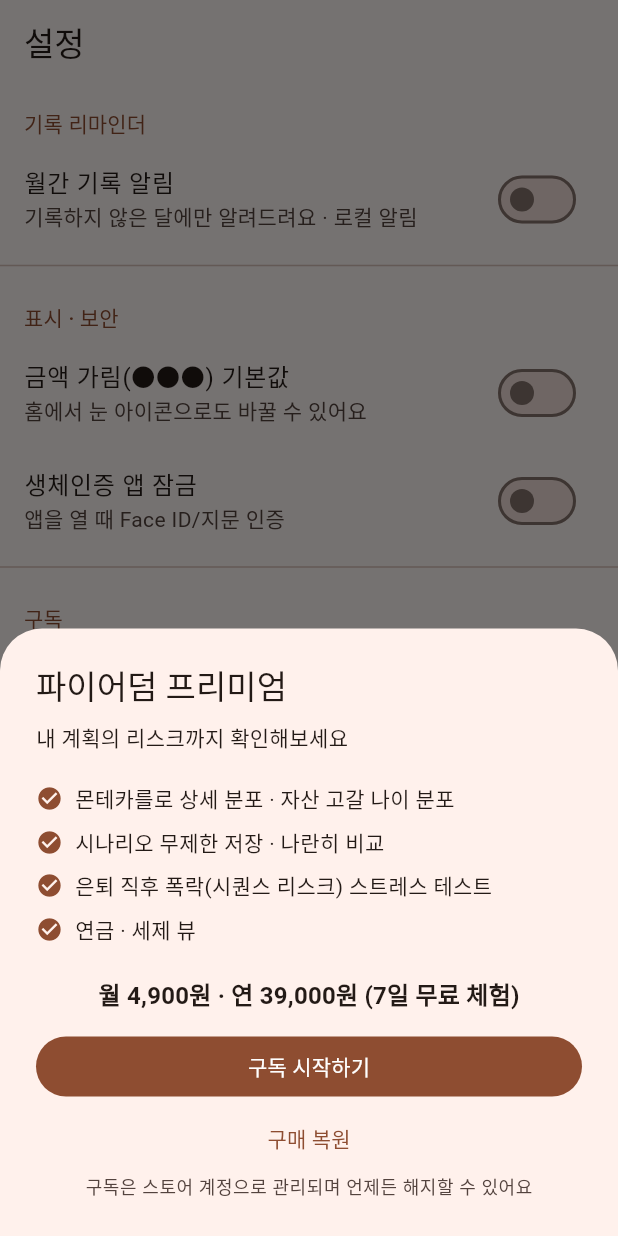
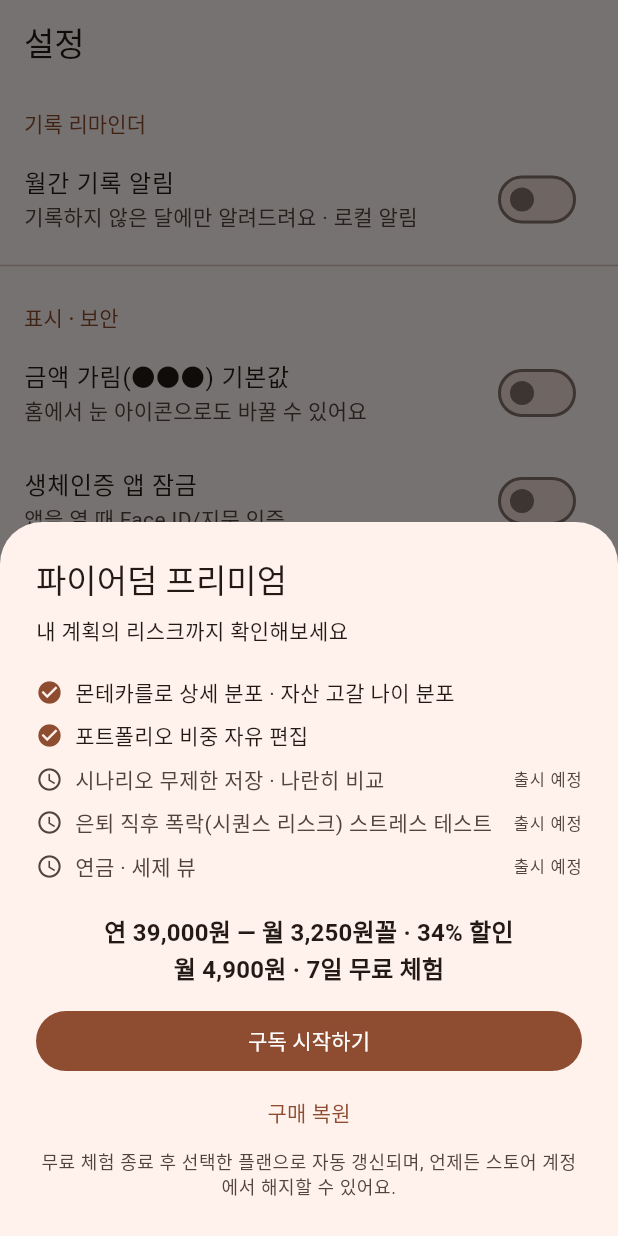
Before and after one commit to Pink-Spider/firedom, a Flutter app: the SettingsScreen screen opened by its route, after a tap on "파이어덤 프리미엄", on a phone screen of 412 x 824 dp. Run offline on Flutter 3.47's test engine with Material 3 defaults, Android fonts, the phone set to English and light mode, and no system bars; our stand-ins replace drift, drift_flutter, fl_chart, flutter_local_notifications, flutter_riverpod, go_router and 4 more; missing offline and left inert: cryptography, file_selector, home_widget; accounts and stored records are empty; generated files the repository leaves out were written again.

Commit message:
feat: 다크 모드·구독 관리(S10-2) + 유료 경계 정합 수정
구현:
- 화면 테마(시스템/라이트/다크) — buildDarkTheme + themeModeProvider, 설정 드롭다운, 즉시 반영·영속
- S10-2 구독 관리 화면 — 구독자 분기(스토어 딥링크·복원·해지 안내), url_launcher 추가

유료 경계 검증 반영(ultracode 리뷰):
- 페이월: 제공 기능만 체크, 미출시는 '출시 예정' 배지 (오인 구매 방지) + 가격 연간 우선·자동 갱신 고지
- 연금·세제 뷰: 프리미엄 dead-end 제거 (페이월 대신 준비 중 안내)
- 포트폴리오 무료 문구 모순 해소, 개인정보 처리방침에 스토어 결제 예외 명시(재무 데이터 미전송 보장 유지)
- PRD: 경계표 구현/예정 마커, 로드맵 v0.9/v1.0/v1.1 정합, 결제 서술 사실 수정(외부 PG 허용), 처리방침 정의·자동 갱신 수용 기준 추가

Co-Authored-By: Claude Opus 4.8 (1M context) <noreply@anthropic.com>

```diff
--- a/lib/app/app.dart
+++ b/lib/app/app.dart
@@ -12,9 +12,13 @@ class FiredomApp extends ConsumerWidget {
   @override
   Widget build(BuildContext context, WidgetRef ref) {
     final locked = ref.watch(appLockedProvider);
+    final themeMode =
+        ref.watch(themeModeProvider).value ?? ThemeMode.system;
     return MaterialApp.router(
       title: '파이어덤',
       theme: buildTheme(),
+      darkTheme: buildDarkTheme(),
+      themeMode: themeMode,
       routerConfig: ref.watch(routerProvider),
       locale: const Locale('ko'),
       supportedLocales: const [Locale('ko'), Locale('en')],
--- a/lib/app/theme.dart
+++ b/lib/app/theme.dart
@@ -1,7 +1,26 @@
 import 'package:flutter/material.dart';
+import 'package:flutter_riverpod/flutter_riverpod.dart';
+
+import '../data/db/providers.dart';
+import '../data/repositories/settings_store.dart';
+
+const _seedColor = Color(0xFFE8590C);
 
 ThemeData buildTheme() {
-  final scheme = ColorScheme.fromSeed(seedColor: const Color(0xFFE8590C));
+  final scheme = ColorScheme.fromSeed(seedColor: _seedColor);
+  return _themeFrom(scheme);
+}
+
+/// S10 다크 테마 — 라이트와 같은 시드의 M3 다크 스킴 (Figma 다크 토큰 기준)
+ThemeData buildDarkTheme() {
+  final scheme = ColorScheme.fromSeed(
+    seedColor: _seedColor,
+    brightness: Brightness.dark,
+  );
+  return _themeFrom(scheme);
+}
+
+ThemeData _themeFrom(ColorScheme scheme) {
   return ThemeData(
     colorScheme: scheme,
     scaffoldBackgroundColor: scheme.surface,
@@ -12,3 +31,24 @@ ThemeData buildTheme() {
     ),
   );
 }
+
+/// 설정 문자열('system'|'light'|'dark') ↔ [ThemeMode]
+ThemeMode themeModeFromName(String? name) => switch (name) {
+      'light' => ThemeMode.light,
+      'dark' => ThemeMode.dark,
+      _ => ThemeMode.system,
+    };
+
+String themeModeName(ThemeMode mode) => switch (mode) {
+      ThemeMode.light => 'light',
+      ThemeMode.dark => 'dark',
+      ThemeMode.system => 'system',
+    };
+
+/// 화면 테마 설정 (S10) — 기본값은 시스템 추종
+final themeModeProvider = StreamProvider<ThemeMode>(
+  (ref) => ref
+      .watch(settingsStoreProvider)
+      .watch<String>(SettingKeys.themeMode)
+      .map(themeModeFromName),
+);
--- a/lib/data/repositories/settings_store.dart
+++ b/lib/data/repositories/settings_store.dart
@@ -57,4 +57,7 @@ abstract final class SettingKeys {
 
   /// bool — 프리미엄 entitlement 캐시 (B1: 구독 entitlement 캐시)
   static const premiumEntitlement = 'entitlement.premium';
+
+  /// String — 화면 테마 ('system' | 'light' | 'dark', S10)
+  static const themeMode = 'theme_mode';
 }
--- a/lib/features/paywall/paywall_sheet.dart
+++ b/lib/features/paywall/paywall_sheet.dart
@@ -45,14 +45,20 @@ class PaywallSheet extends ConsumerWidget {
               style: theme.textTheme.bodyMedium,
             ),
             const SizedBox(height: 16),
+            // 지금 제공되는 프리미엄 기능만 체크로 명시 (오인 구매 방지)
             const _FeatureRow('몬테카를로 상세 분포 · 자산 고갈 나이 분포'),
-            const _FeatureRow('시나리오 무제한 저장 · 나란히 비교'),
-            const _FeatureRow('은퇴 직후 폭락(시퀀스 리스크) 스트레스 테스트'),
-            const _FeatureRow('연금 · 세제 뷰'),
+            const _FeatureRow('포트폴리오 비중 자유 편집'),
+            // 아직 미출시 — '출시 예정' 배지로 구분 (스토어 심사·오인 방지)
+            const _FeatureRow('시나리오 무제한 저장 · 나란히 비교', comingSoon: true),
+            const _FeatureRow('은퇴 직후 폭락(시퀀스 리스크) 스트레스 테스트',
+                comingSoon: true),
+            const _FeatureRow('연금 · 세제 뷰', comingSoon: true),
             const SizedBox(height: 16),
+            // 연간 우선 노출 (월 1회 앱 특성상 연간이 리텐션에 유리 — PRD S9)
             Center(
               child: Text(
-                '월 4,900원 · 연 39,000원 (7일 무료 체험)',
+                '연 39,000원 — 월 3,250원꼴 · 34% 할인\n월 4,900원 · 7일 무료 체험',
+                textAlign: TextAlign.center,
                 style: theme.textTheme.titleMedium!
                     .copyWith(fontWeight: FontWeight.w600),
               ),
@@ -73,7 +79,9 @@ class PaywallSheet extends ConsumerWidget {
             ),
             Center(
               child: Text(
-                '구독은 스토어 계정으로 관리되며 언제든 해지할 수 있어요',
+                '무료 체험 종료 후 선택한 플랜으로 자동 갱신되며, 언제든 '
+                '스토어 계정에서 해지할 수 있어요.',
+                textAlign: TextAlign.center,
                 style: theme.textTheme.bodySmall!.copyWith(
                   color: theme.colorScheme.onSurfaceVariant,
                 ),
@@ -111,18 +119,38 @@ class PaywallSheet extends ConsumerWidget {
 class _FeatureRow extends StatelessWidget {
   final String label;
 
-  const _FeatureRow(this.label);
+  /// 미출시 기능 — 흐린 아이콘 + '출시 예정' 배지 (오인 구매 방지)
+  final bool comingSoon;
+
+  const _FeatureRow(this.label, {this.comingSoon = false});
 
   @override
   Widget build(BuildContext context) {
+    final theme = Theme.of(context);
+    final color = comingSoon
+        ? theme.colorScheme.onSurfaceVariant
+        : theme.colorScheme.primary;
     return Padding(
       padding: const EdgeInsets.symmetric(vertical: 4),
       child: Row(
         children: [
-          Icon(Icons.check_circle,
-              size: 18, color: Theme.of(context).colorScheme.primary),
+          Icon(comingSoon ? Icons.schedule : Icons.check_circle,
+              size: 18, color: color),
           const SizedBox(width: 8),
-          Expanded(child: Text(label)),
+          Expanded(
+            child: Text(
+              label,
+              style: comingSoon
+                  ? theme.textTheme.bodyMedium!
+                      .copyWith(color: theme.colorScheme.onSurfaceVariant)
+                  : null,
+            ),
+          ),
+          if (comingSoon)
+            Text('출시 예정',
+                style: theme.textTheme.labelSmall!.copyWith(
+                  color: theme.colorScheme.onSurfaceVariant,
+                )),
         ],
       ),
     );
--- a/lib/features/settings/settings_screen.dart
+++ b/lib/features/settings/settings_screen.dart
@@ -12,8 +12,10 @@ import '../../data/entitlements.dart';
 import '../../data/notifications/reminder_scheduler.dart';
 import '../../data/reminders.dart';
 import '../../data/repositories/settings_store.dart';
+import '../../app/theme.dart';
 import '../lock/biometric.dart';
 import '../paywall/paywall_sheet.dart';
+import 'subscription_screen.dart';
 
 /// S10. 설정 (PRD, v0.9 — 백업/복원 제외)
 ///
@@ -195,6 +197,26 @@ class _SettingsScreenState extends ConsumerState<SettingsScreen> {
               value: _biometricLock,
               onChanged: _toggleBiometric,
             ),
+            ListTile(
+              title: const Text('화면 테마'),
+              trailing: DropdownButton<ThemeMode>(
+                key: const ValueKey('theme-mode-dropdown'),
+                value: ref.watch(themeModeProvider).value ?? ThemeMode.system,
+                items: const [
+                  DropdownMenuItem(
+                      value: ThemeMode.system, child: Text('시스템')),
+                  DropdownMenuItem(
+                      value: ThemeMode.light, child: Text('라이트')),
+                  DropdownMenuItem(value: ThemeMode.dark, child: Text('다크')),
+                ],
+                onChanged: (mode) {
+                  if (mode == null) return;
+                  ref
+                      .read(settingsStoreProvider)
+                      .set(SettingKeys.themeMode, themeModeName(mode));
+                },
+              ),
+            ),
             const Divider(),
             _SectionHeader('구독'),
             Builder(builder: (context) {
@@ -202,10 +224,21 @@ class _SettingsScreenState extends ConsumerState<SettingsScreen> {
               return ListTile(
                 title: const Text('파이어덤 프리미엄'),
                 subtitle: Text(isPremium
-                    ? '이용 중 🎉'
-                    : '몬테카를로 상세 · 시나리오 비교 · 연금 뷰'),
+                    ? '이용 중 🎉 — 플랜·해지는 구독 관리에서'
+                    : '몬테카를로 상세 분포 · 포트폴리오 비중 편집'),
                 trailing: const Icon(Icons.chevron_right),
-                onTap: () => showPaywallSheet(context),
+                // S10-2: 구독자는 관리 화면, 미구독자는 페이월
+                onTap: () {
+                  if (isPremium) {
+                    Navigator.of(context, rootNavigator: true).push(
+                      MaterialPageRoute<void>(
+                        builder: (_) => const SubscriptionScreen(),
+                      ),
+                    );
+                  } else {
+                    showPaywallSheet(context);
+                  }
+                },
               );
             }),
             if (kDebugMode)
@@ -403,11 +436,16 @@ class _SettingsScreenState extends ConsumerState<SettingsScreen> {
       context: context,
       builder: (context) => AlertDialog(
         title: const Text('개인정보 처리방침'),
-        content: const Text(
-          '모든 재무 데이터는 회원가입·계좌 연동 없이 이 기기에만 저장됩니다. '
-          '서버로 전송되지 않으며, 앱을 삭제하면 데이터도 함께 삭제됩니다.\n\n'
-          '알림은 기기 로컬 알림만 사용합니다 (푸시 서버 없음).\n\n'
-          '본 앱의 시뮬레이션 결과는 정보 제공 목적이며 투자 자문이 아닙니다.',
+        content: const SingleChildScrollView(
+          child: Text(
+            '모든 재무 데이터(자산·기록)는 회원가입·계좌 연동 없이 이 기기에만 '
+            '저장되며, 어떤 경우에도 서버로 전송되지 않습니다. 앱을 삭제하면 '
+            '데이터도 함께 삭제됩니다.\n\n'
+            '알림은 기기 로컬 알림만 사용합니다 (푸시 서버 없음).\n\n'
+            '구독을 이용하는 경우 결제·구독 상태 확인은 스토어(Apple/Google)를 '
+            '통해 처리되며, 이때도 자산·기록 등 재무 데이터는 전송되지 않습니다.\n\n'
+            '본 앱의 시뮬레이션 결과는 정보 제공 목적이며 투자 자문이 아닙니다.',
+          ),
         ),
         actions: [
           TextButton(
--- a/lib/features/simulation/portfolio_screen.dart
+++ b/lib/features/simulation/portfolio_screen.dart
@@ -124,7 +124,9 @@ class _PortfolioScreenState extends ConsumerState<PortfolioScreen> {
             ),
             const SizedBox(height: 4),
             Text(
-              '예시 구성이에요 — 비중은 직접 바꿀 수 있어요',
+              isPremium
+                  ? '예시 구성이에요 — 비중은 직접 바꿀 수 있어요'
+                  : '예시 구성을 골라 결과를 체험해보세요',
               style: theme.textTheme.bodySmall!.copyWith(
                 color: theme.colorScheme.onSurfaceVariant,
               ),
--- a/pubspec.yaml
+++ b/pubspec.yaml
@@ -51,6 +51,7 @@ dependencies:
   cryptography: ^2.9.0
   share_plus: ^13.2.0
   file_selector: ^1.1.0
+  url_launcher: ^6.3.2
 
 dev_dependencies:
   flutter_test:
```
Also changed, not shown: lib/features/assets/assets_screen.dart (+18 -7 lines), lib/features/settings/subscription_screen.dart (added, +114 -0 lines), pubspec.lock, 5 other files.
